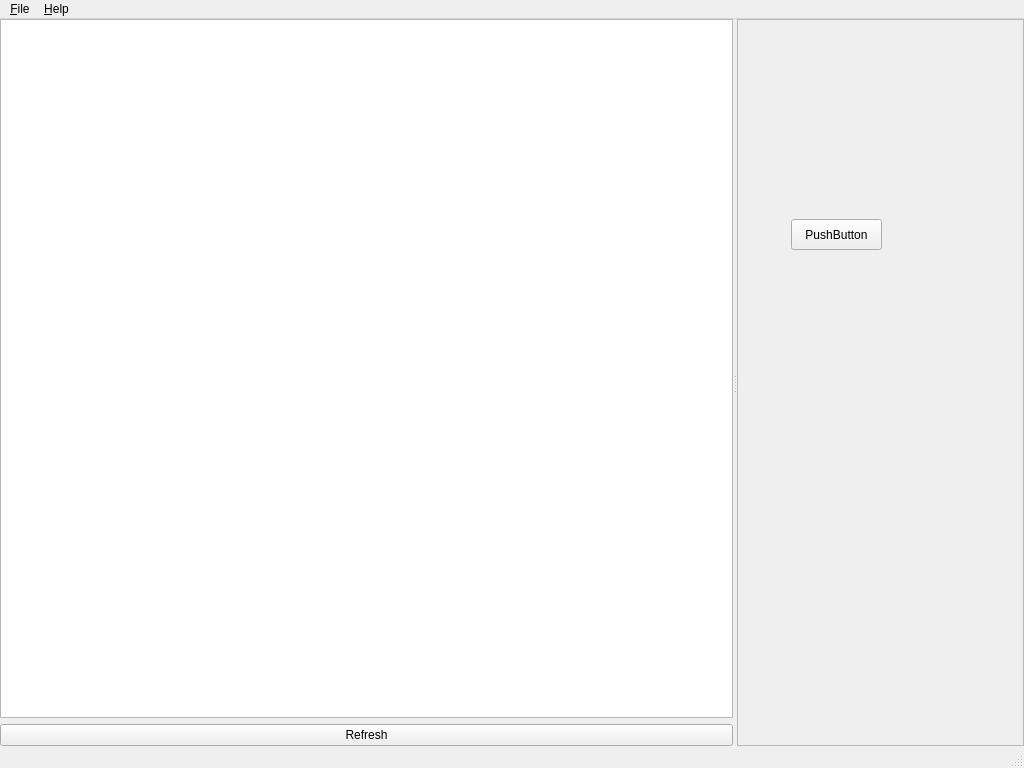
The window that src/gui/applicationwindow_view.ui (eseo-emc/emctestbench) describes before a commit, drawn with Qt 5.
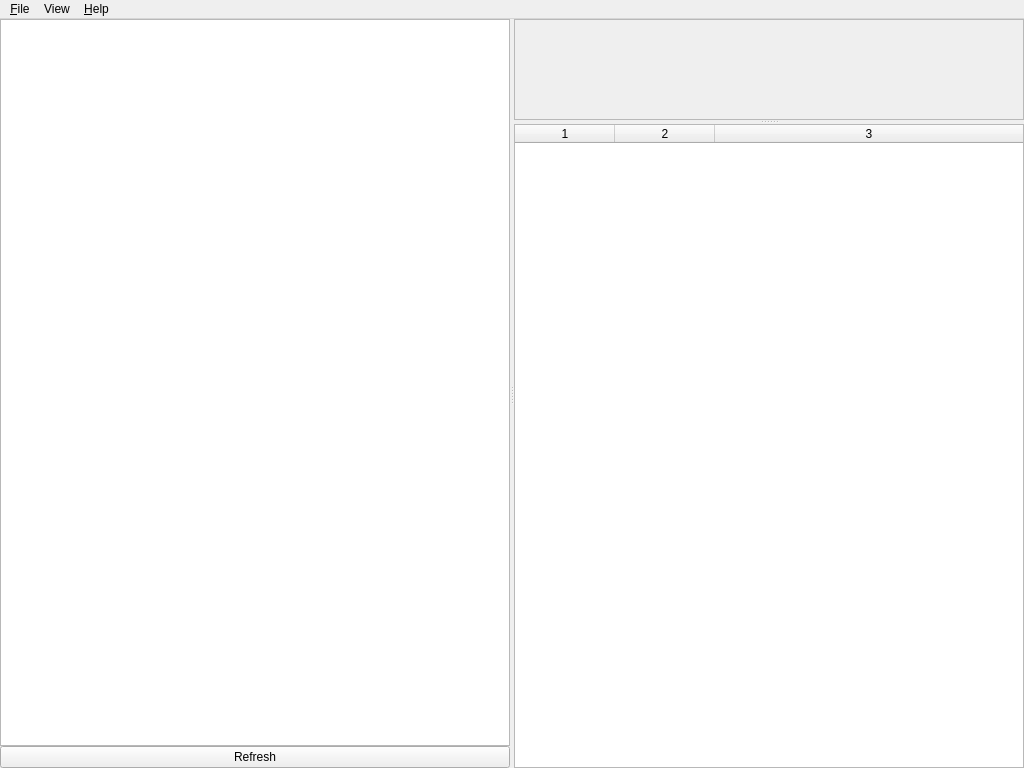
The same window after the commit. Icons and pictures are not drawn. Custom widgets are drawn as their Qt base class.

What changed in the file:
```diff
--- a/src/gui/applicationwindow_view.ui
+++ b/src/gui/applicationwindow_view.ui
@@ -18,13 +18,16 @@
     <property name="margin">
      <number>0</number>
     </property>
-    <item row="0" column="0">
-     <widget class="QSplitter" name="splitter">
+    <item>
+     <widget class="QSplitter" name="mainSplitter">
       <property name="orientation">
        <enum>Qt::Horizontal</enum>
       </property>
       <widget class="QWidget" name="layoutWidget">
        <layout class="QVBoxLayout" name="verticalLayout">
+        <property name="spacing">
+         <number>0</number>
+        </property>
         <item>
          <widget class="QTreeView" name="systemTree">
           <property name="font">
@@ -58,29 +61,67 @@
         </item>
        </layout>
       </widget>
-      <widget class="QFrame" name="inspector">
-       <property name="frameShape">
-        <enum>QFrame::StyledPanel</enum>
+      <widget class="QSplitter" name="rightSplitter">
+       <property name="orientation">
+        <enum>Qt::Vertical</enum>
        </property>
-       <property name="frameShadow">
-        <enum>QFrame::Raised</enum>
-       </property>
-       <widget class="QPushButton" name="pushButton">
-        <property name="geometry">
-         <rect>
-          <x>54</x>
-          <y>200</y>
-          <width>91</width>
-          <height>31</height>
-         </rect>
+       <widget class="QFrame" name="inspector">
+        <property name="frameShape">
+         <enum>QFrame::StyledPanel</enum>
         </property>
-        <property name="text">
-         <string>PushButton</string>
+        <property name="frameShadow">
+         <enum>QFrame::Raised</enum>
         </property>
-        <property name="icon">
-         <iconset resource="icons/icons.qrc">
-          <normaloff>:/Amplifier.png</normaloff>:/Amplifier.png</iconset>
+       </widget>
+       <widget class="LogWidget" name="logView">
+        <property name="editTriggers">
+         <set>QAbstractItemView::NoEditTriggers</set>
         </property>
+        <property name="selectionMode">
+         <enum>QAbstractItemView::SingleSelection</enum>
+        </property>
+        <property name="selectionBehavior">
+         <enum>QAbstractItemView::SelectRows</enum>
+        </property>
+        <property name="iconSize">
+         <size>
+          <width>18</width>
+          <height>18</height>
+         </size>
+        </property>
+        <property name="showGrid">
+         <bool>false</bool>
+        </property>
+        <property name="cornerButtonEnabled">
+         <bool>false</bool>
+        </property>
+        <property name="columnCount">
+         <number>3</number>
+        </property>
+        <attribute name="horizontalHeaderCascadingSectionResizes">
+         <bool>false</bool>
+        </attribute>
+        <attribute name="horizontalHeaderMinimumSectionSize">
+         <number>1</number>
+        </attribute>
+        <attribute name="horizontalHeaderShowSortIndicator" stdset="0">
+         <bool>false</bool>
+        </attribute>
+        <attribute name="horizontalHeaderStretchLastSection">
+         <bool>true</bool>
+        </attribute>
+        <attribute name="verticalHeaderVisible">
+         <bool>false</bool>
+        </attribute>
+        <attribute name="verticalHeaderCascadingSectionResizes">
+         <bool>false</bool>
+        </attribute>
+        <attribute name="verticalHeaderDefaultSectionSize">
+         <number>17</number>
+        </attribute>
+        <column/>
+        <column/>
+        <column/>
        </widget>
       </widget>
      </widget>
@@ -108,10 +149,24 @@
     </property>
     <addaction name="action_About"/>
    </widget>
+   <widget class="QMenu" name="menuView">
+    <property name="title">
+     <string>View</string>
+    </property>
+    <widget class="QMenu" name="menuLogging_Level">
+     <property name="title">
+      <string>Logging Level</string>
+     </property>
+     <addaction name="actionErrors_only"/>
+     <addaction name="actionInfo"/>
+     <addaction name="actionDebug"/>
+    </widget>
+    <addaction name="menuLogging_Level"/>
+   </widget>
    <addaction name="menuFile"/>
+   <addaction name="menuView"/>
    <addaction name="menu_Help"/>
   </widget>
-  <widget class="QStatusBar" name="statusbar"/>
   <action name="action_Quit">
    <property name="text">
     <string>&amp;Quit</string>
@@ -126,6 +181,13 @@
    </property>
   </action>
  </widget>
+ <customwidgets>
+  <customwidget>
+   <class>LogWidget</class>
+   <extends>QTableWidget</extends>
+   <header>gui.logwidget.h</header>
+  </customwidget>
+ </customwidgets>
  <resources>
   <include location="icons/icons.qrc"/>
  </resources>
```
Left out of the diff: 20 changed lines with no effect on the pictures.
